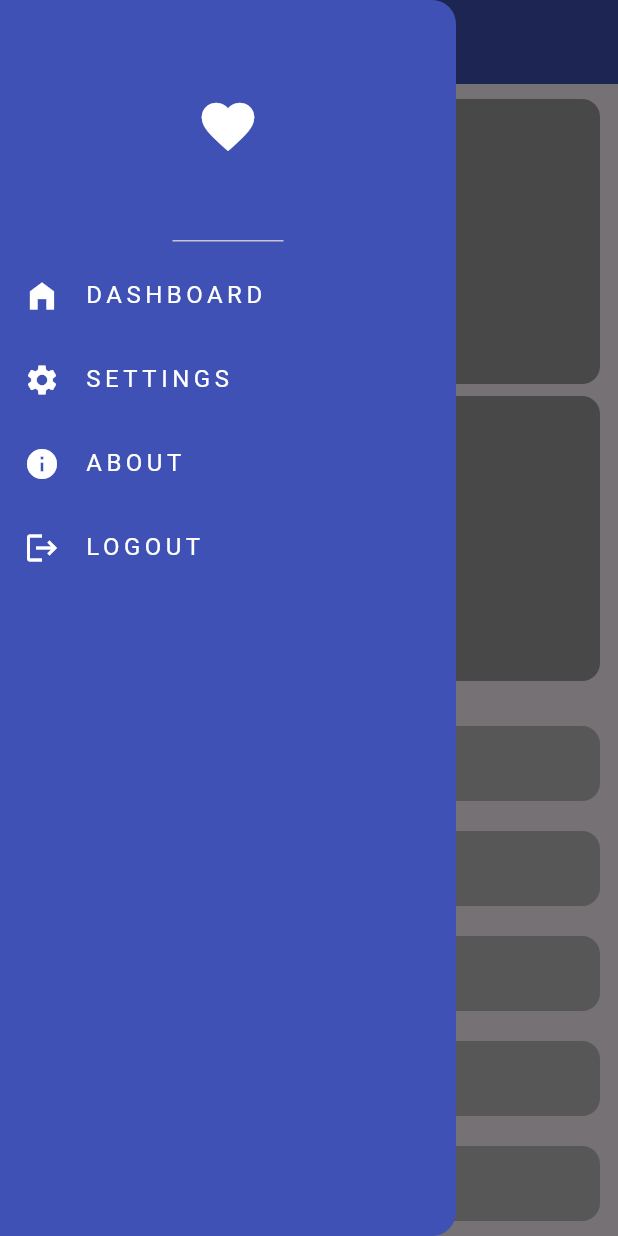
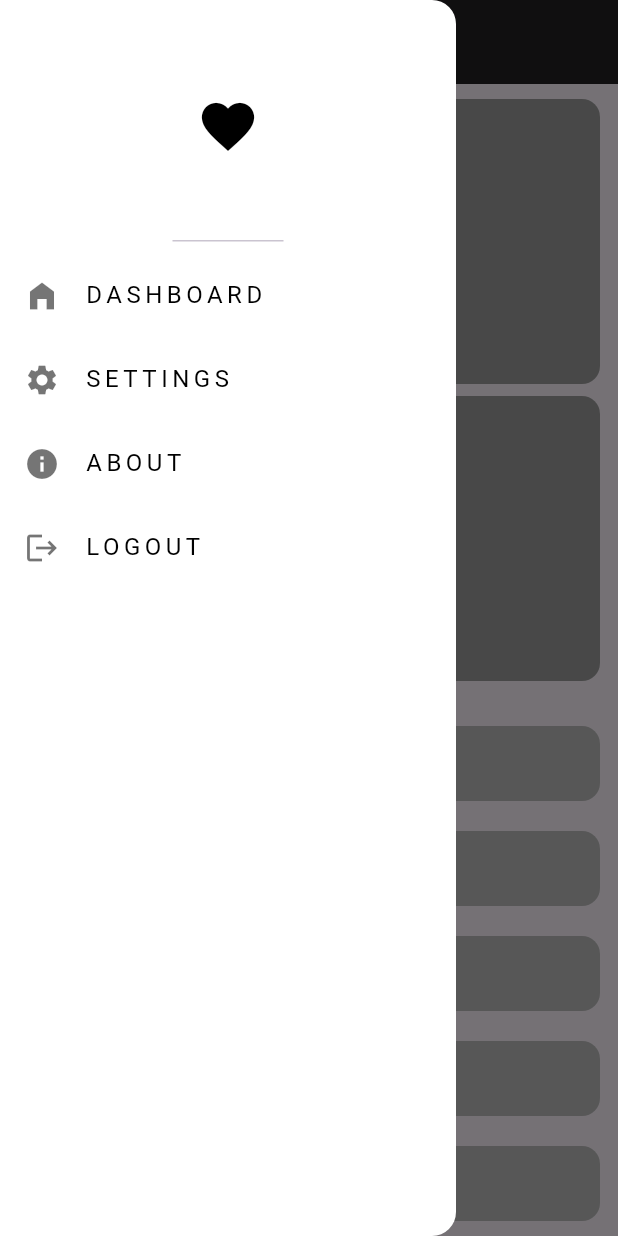
Before and after one commit to Ali-Ahmad-0/responsive_UI_practice, a Flutter app: the screen it shows after launch, with the side drawer open, on a phone screen of 412 x 824 dp. Run offline on Flutter 3.47's test engine with Material 3 defaults, Android fonts, the phone set to English and light mode, and no system bars.

Commit message:
Refactor layouts and update UI colors in HomeScreen and CustomDrawer; remove unused layout files.

```diff
--- a/lib/home_screen.dart
+++ b/lib/home_screen.dart
@@ -1,8 +1,8 @@
 import 'package:flutter/material.dart';
+import 'package:responsive_test/layouts/mobile_layout.dart';
 import 'package:responsive_test/widgets/custom_drawer.dart';
-import 'package:responsive_test/widgets/desktop_layout.dart';
-import 'package:responsive_test/widgets/mobile_layout.dart';
-import 'package:responsive_test/widgets/tablet_layout.dart';
+import 'package:responsive_test/layouts/desktop_layout.dart';
+import 'package:responsive_test/layouts/tablet_layout.dart';
 
 // ignore: must_be_immutable
 class HomeScreen extends StatelessWidget {
@@ -14,7 +14,7 @@ class HomeScreen extends StatelessWidget {
       key: scafoldKey,
       drawer: CustomDrawer(),
       appBar: AppBar(
-        backgroundColor: Colors.indigo,
+        backgroundColor: Colors.black87,
         leading: IconButton(
           onPressed: () {
             scafoldKey.currentState!.openDrawer();
--- a/lib/widgets/custom_drawer.dart
+++ b/lib/widgets/custom_drawer.dart
@@ -13,11 +13,11 @@ class CustomDrawer extends StatelessWidget {
   @override
   Widget build(BuildContext context) {
     return Drawer(
-      backgroundColor: Colors.indigo,
+      backgroundColor: Colors.white,
       child: Column(
         children: [
           const DrawerHeader(
-            child: Icon(Icons.favorite, color: Colors.white, size: 42),
+            child: Icon(Icons.favorite, color: Colors.black, size: 42),
           ),
           ListView.builder(
             itemCount: items.length,
--- a/lib/widgets/drawer_item.dart
+++ b/lib/widgets/drawer_item.dart
@@ -7,10 +7,10 @@ class DrawerItem extends StatelessWidget {
   @override
   Widget build(BuildContext context) {
     return ListTile(
-      leading: Icon(drawer.icon, color: Colors.white),
+      leading: Icon(drawer.icon, color: Colors.black54),
       title: Text(
         drawer.title,
-        style: TextStyle(color: Colors.white, letterSpacing: 3),
+        style: TextStyle(color: Colors.black, letterSpacing: 3),
       ),
     );
   }
```
Also changed, not shown: lib/layouts/desktop_layout.dart (added, +22 -0 lines), lib/widgets/custom_desktop_section.dart (added, +32 -0 lines), lib/widgets/desktop_layout.dart (deleted, +0 -10 lines), lib/layouts/mobile_layout.dart (renamed from lib/widgets/mobile_layout.dart), lib/layouts/tablet_layout.dart (renamed from lib/widgets/tablet_layout.dart).
